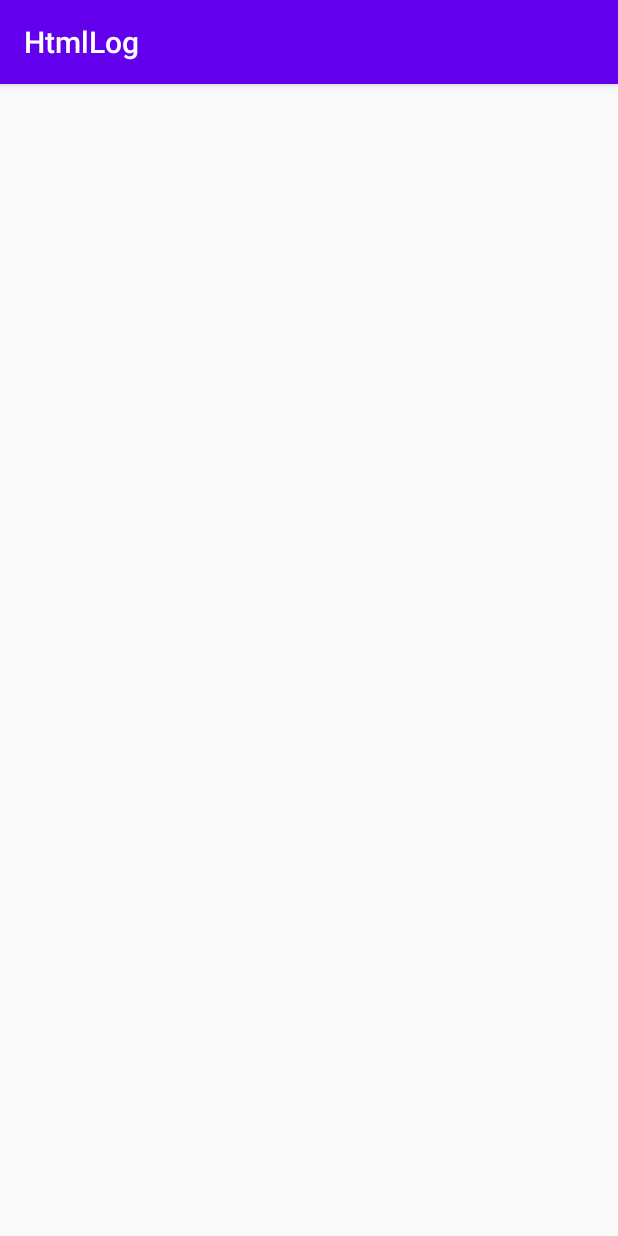
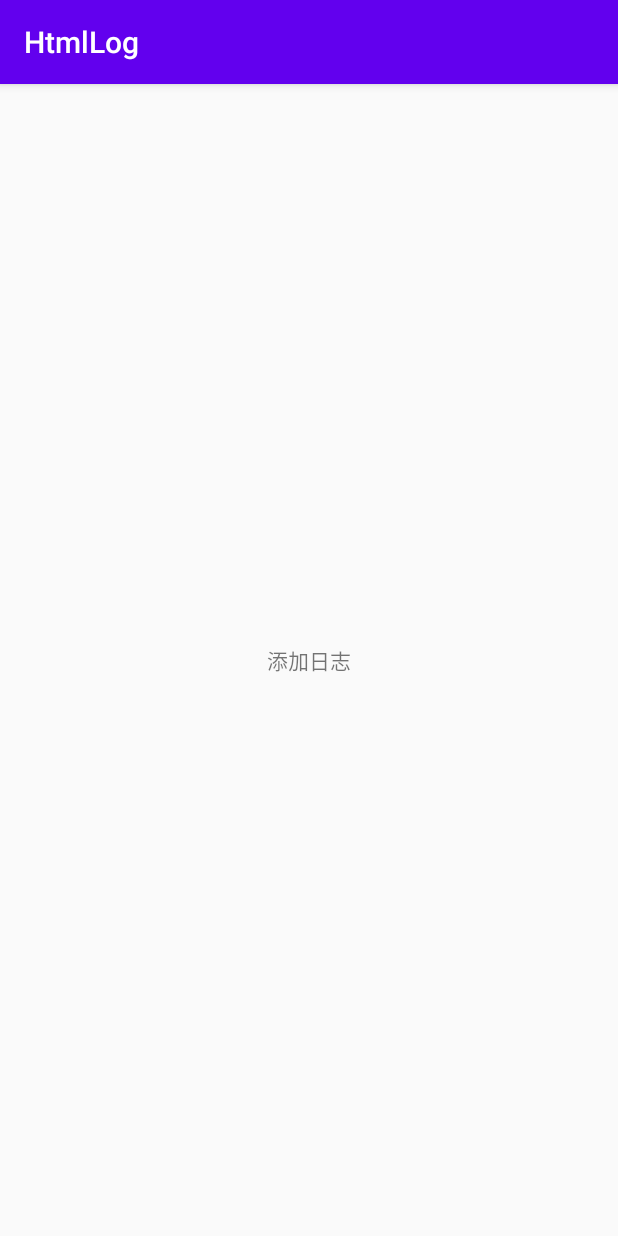
Before and after one commit to YeHaobo/HtmlLog, an Android app: the screen it shows after launch (LogTestActivity), on a phone screen of 412 x 824 dp. Run offline under Robolectric (Android 15) with nearby library versions, the phone set to English and light mode, and no system bars; 5 statements that could not run were skipped.

Commit message:
新增callback线程切换2022.06.09

```diff
--- a/app/build.gradle
+++ b/app/build.gradle
@@ -7,8 +7,8 @@ android {
         applicationId "com.yhb.htmllog"
         minSdkVersion 21
         targetSdkVersion 28
-        versionCode 4
-        versionName "2.2"
+        versionCode 5
+        versionName "2.3"
     }
 
     buildTypes {
--- a/app/src/main/java/com/yhb/htmllog/LogTestActivity.java
+++ b/app/src/main/java/com/yhb/htmllog/LogTestActivity.java
@@ -2,8 +2,13 @@ package com.yhb.htmllog;
 
 import android.support.v7.app.AppCompatActivity;
 import android.os.Bundle;
+import android.util.Log;
+import android.view.View;
+import android.widget.Toast;
 import com.yhb.hlog.config.LogConfig;
 import com.yhb.hlog.expose.HLog;
+import com.yhb.hlog.expose.LogCallBack;
+import java.io.File;
 
 /**HLog测试*/
 public class LogTestActivity extends AppCompatActivity {
@@ -12,6 +17,18 @@ public class LogTestActivity extends AppCompatActivity {
     protected void onCreate(Bundle savedInstanceState) {
         super.onCreate(savedInstanceState);
         setContentView(R.layout.activity_log_test);
+        findViewById(R.id.tv).setOnClickListener(new View.OnClickListener() {
+            @Override
+            public void onClick(View v) {
+                HLog.s("success", "Test callback", new LogCallBack() {
+                    @Override
+                    public void callBack(File file) {
+                        Log.e("12133",Thread.currentThread().getName());
+                        Toast.makeText(LogTestActivity.this,"成功",Toast.LENGTH_SHORT).show();
+                    }
+                });
+            }
+        });
     }
 
     @Override
@@ -22,6 +39,14 @@ public class LogTestActivity extends AppCompatActivity {
         HLog.s("success","This is SUCCESS msg");
         HLog.w("waring","This is WARING msg");
         HLog.e("error","This is ERROR msg");
+        Log.e("12133",Thread.currentThread().getName());
+        HLog.s("success", "Test callback", new LogCallBack() {
+            @Override
+            public void callBack(File file) {
+                Log.e("12133",Thread.currentThread().getName());
+                Toast.makeText(LogTestActivity.this,"成功",Toast.LENGTH_SHORT).show();
+            }
+        });
     }
 
 }
--- a/app/src/main/res/layout/activity_log_test.xml
+++ b/app/src/main/res/layout/activity_log_test.xml
@@ -2,5 +2,11 @@
 <LinearLayout xmlns:android="http://schemas.android.com/apk/res/android"
     android:layout_width="match_parent"
     android:layout_height="match_parent"
-    android:orientation="vertical">
+    android:orientation="vertical"
+    android:gravity="center">
+    <TextView
+        android:id="@+id/tv"
+        android:layout_width="wrap_content"
+        android:layout_height="wrap_content"
+        android:text="添加日志"/>
 </LinearLayout>
--- a/hlog/build.gradle
+++ b/hlog/build.gradle
@@ -6,8 +6,8 @@ android {
     defaultConfig {
         minSdkVersion 21
         targetSdkVersion 28
-        versionCode 4
-        versionName "2.2"
+        versionCode 5
+        versionName "2.3"
     }
 
     buildTypes {
```
Also changed, not shown: hlog/src/main/java/com/yhb/hlog/controller/FileController.java (+18 -5 lines).
